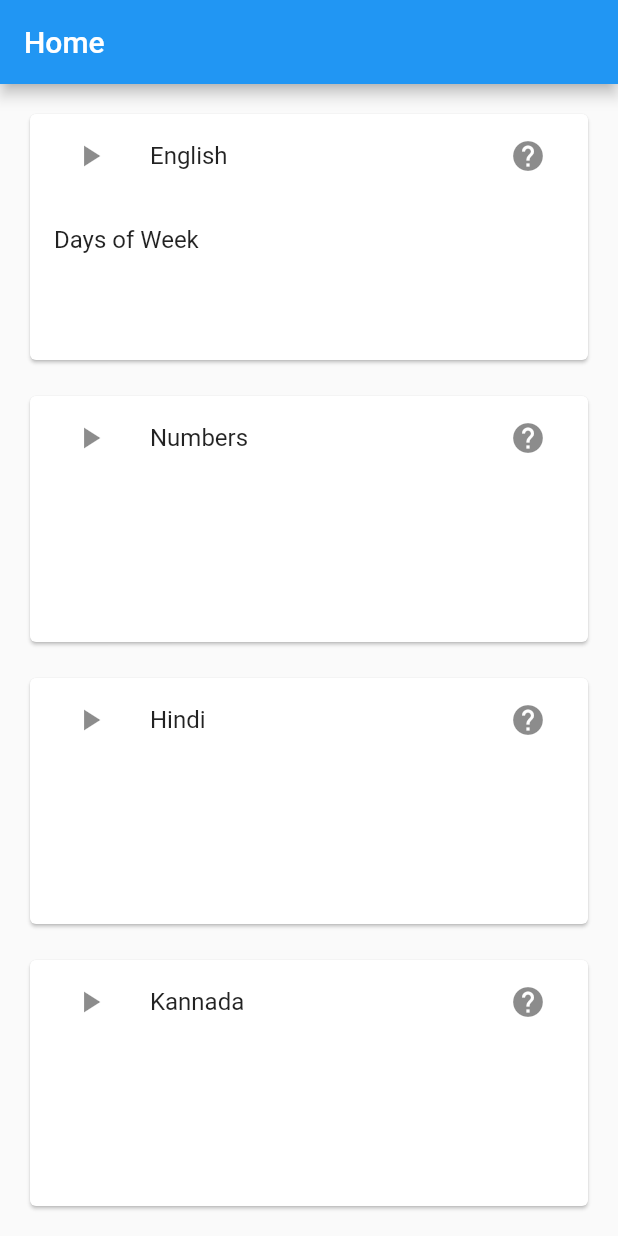
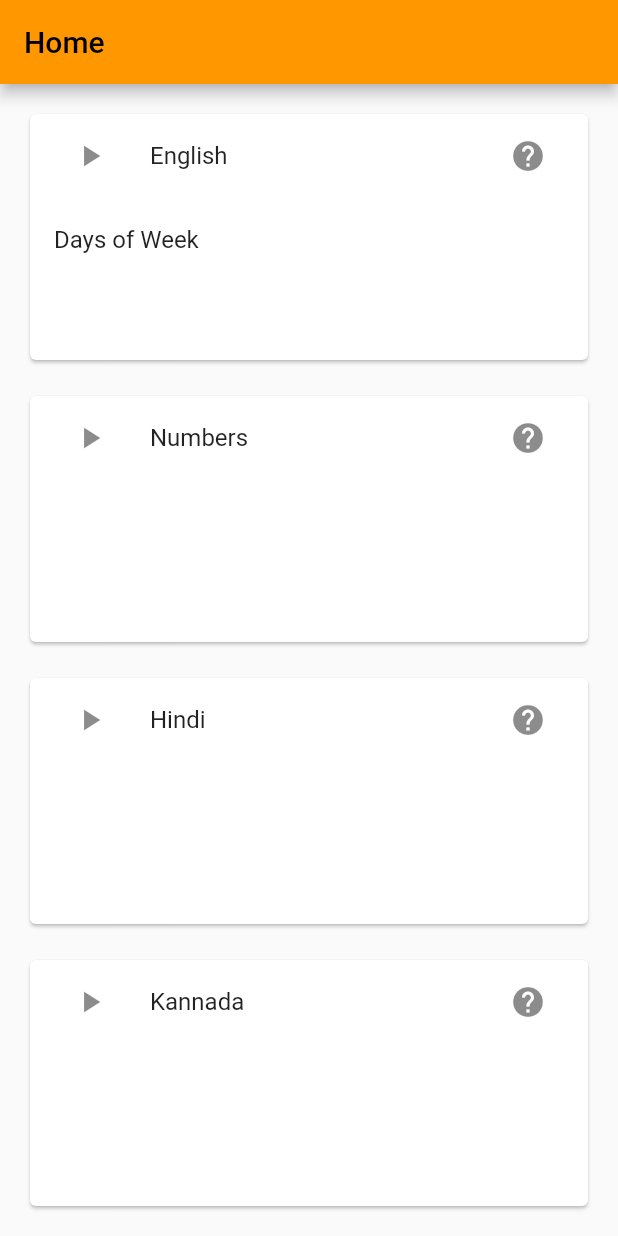
Before and after one commit to ikbhal/alphabet_tts_loop_start_end_alphabet, a Flutter app: the screen it shows after launch, on a phone screen of 412 x 824 dp. Run offline on Flutter 3.47's test engine with Material 2 defaults, Android fonts, the phone set to English and light mode, and no system bars; our stand-ins replace flutter_tts.

Commit message:
change theme to orange, home route

```diff
--- a/lib/main.dart
+++ b/lib/main.dart
@@ -20,8 +20,14 @@ class MyApp extends StatelessWidget {
   @override
   Widget build(BuildContext context) {
     return MaterialApp(
-      home: HomeScreen(),
+      title: "Alphabet Player",
+      theme: ThemeData(
+        primarySwatch: Colors.orange,
+      ),
+      // home: HomeScreen(),
+      initialRoute: '/',
       routes: {
+        '/': (context) => HomeScreen(),
         '/englishPlayer': (context) => EnglishPlayer(),
         '/daysOfWeek': (context) => DaysOfWeekScreen(),
         '/numberPlayer': (context) => NumberPlayer(),
```
